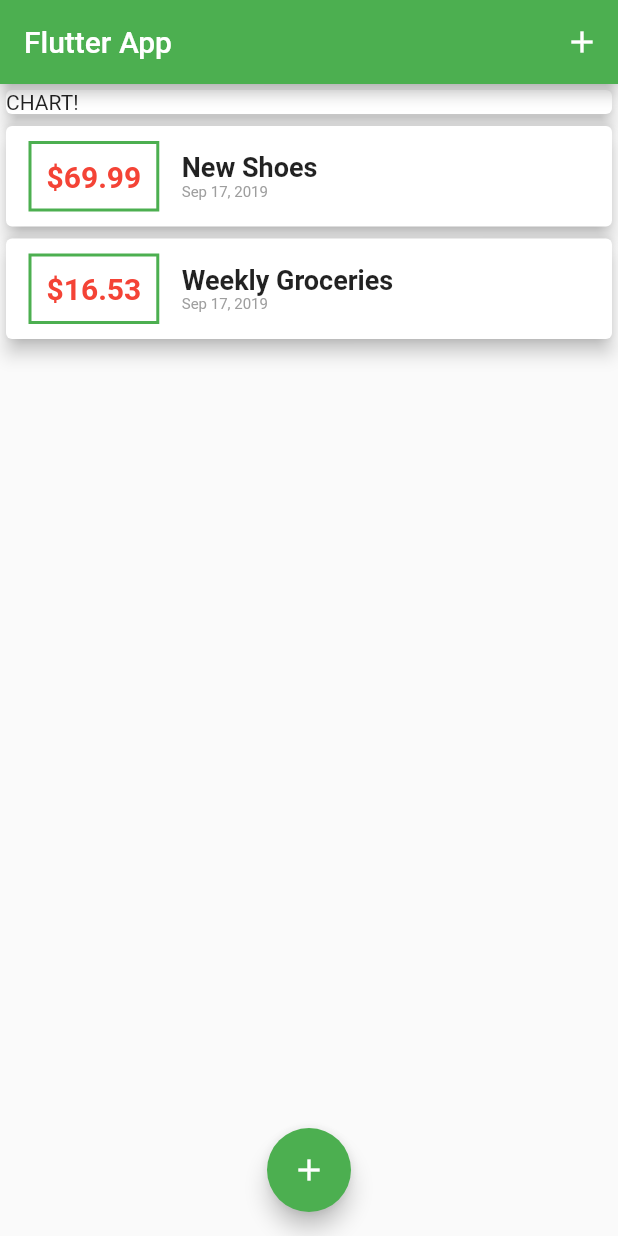
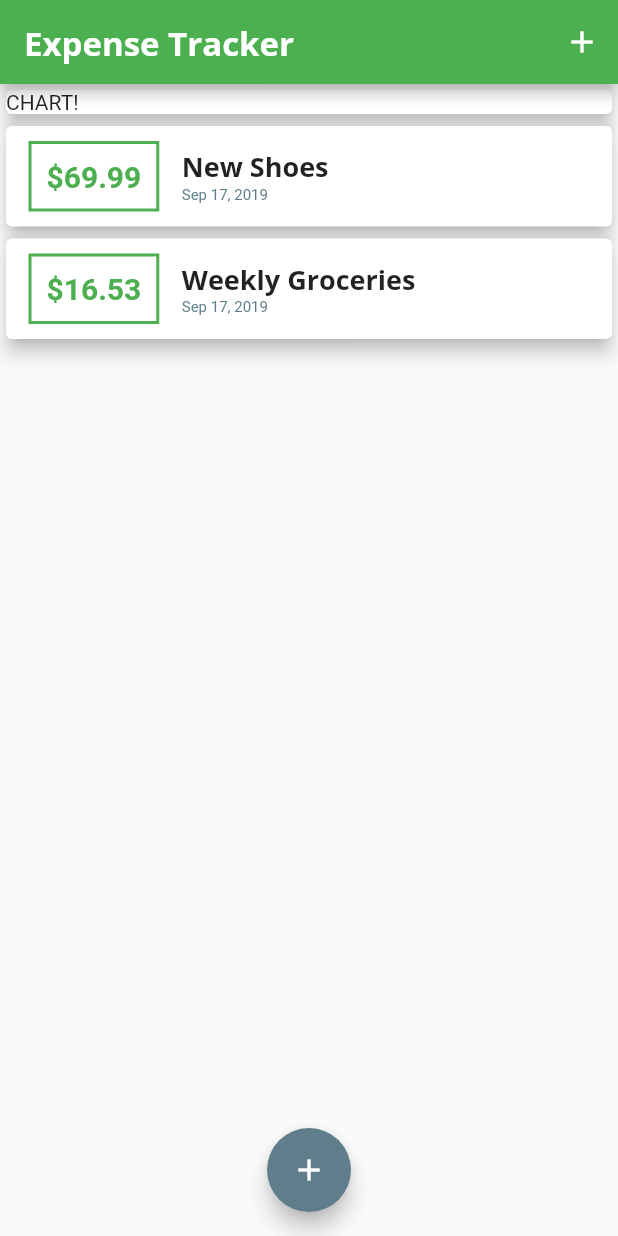
Before and after one commit to gruiz016/Flutter-Dart-Projects, a Flutter app: the screen it shows after launch, on a phone screen of 412 x 824 dp. Run offline on Flutter 3.47's test engine with Material 2 defaults, Android fonts, the light colour scheme and no system bars.

Commit message:
finished create a theme for the app

```diff
--- a/expense_tracker_app/lib/main.dart
+++ b/expense_tracker_app/lib/main.dart
@@ -11,6 +11,26 @@ class ExpenseTrackerApp extends StatelessWidget {
   Widget build(BuildContext context) {
     return MaterialApp(
       title: 'Expense Tracker',
+      theme: ThemeData(
+        primarySwatch: Colors.green,
+        accentColor: Colors.blueGrey,
+        fontFamily: 'Quicksand',
+        textTheme: ThemeData.light().textTheme.copyWith(
+              title: TextStyle(
+                fontFamily: 'Open Sans',
+                fontWeight: FontWeight.bold,
+                fontSize: 18,
+              ),
+            ),
+        appBarTheme: AppBarTheme(
+          textTheme: ThemeData.light().textTheme.copyWith(
+                title: TextStyle(
+                    fontFamily: 'Open Sans',
+                    fontSize: 22,
+                    fontWeight: FontWeight.bold),
+              ),
+        ),
+      ),
       home: MyHomePage(),
     );
   }
@@ -69,8 +89,7 @@ class _MyHomePageState extends State<MyHomePage> {
   Widget build(BuildContext context) {
     return Scaffold(
       appBar: AppBar(
-        backgroundColor: Colors.green,
-        title: Text('Flutter App'),
+        title: Text('Expense Tracker'),
         actions: <Widget>[
           IconButton(
             icon: Icon(Icons.add),
@@ -95,7 +114,7 @@ class _MyHomePageState extends State<MyHomePage> {
       ),
       floatingActionButtonLocation: FloatingActionButtonLocation.centerFloat,
       floatingActionButton: FloatingActionButton(
-        backgroundColor: Colors.green,
+        backgroundColor: Theme.of(context).accentColor,
         child: Icon(Icons.add),
         onPressed: () => _startAddNewTransaction(context),
       ),
--- a/expense_tracker_app/lib/widgets/transaction_list.dart
+++ b/expense_tracker_app/lib/widgets/transaction_list.dart
@@ -24,7 +24,7 @@ class TransactionList extends StatelessWidget {
                     style: TextStyle(
                       fontWeight: FontWeight.bold,
                       fontSize: 20,
-                      color: Colors.red,
+                      color: Theme.of(context).primaryColor,
                     ),
                   ),
                   margin: EdgeInsets.symmetric(
@@ -33,7 +33,7 @@ class TransactionList extends StatelessWidget {
                   ),
                   decoration: BoxDecoration(
                     border: Border.all(
-                      color: Colors.green,
+                      color: Theme.of(context).primaryColor,
                       width: 2,
                     ),
                   ),
@@ -44,16 +44,13 @@ class TransactionList extends StatelessWidget {
                   children: <Widget>[
                     Text(
                       transactions[index].title,
-                      style: TextStyle(
-                        fontSize: 18,
-                        fontWeight: FontWeight.bold,
-                      ),
+                      style: Theme.of(context).textTheme.title.copyWith(),
                     ),
                     Text(
                       DateFormat('MMM dd, yyyy')
                           .format(transactions[index].date),
                       style: TextStyle(
-                        color: Colors.grey,
+                        color: Theme.of(context).accentColor,
                         fontSize: 10,
                       ),
                     ),
```
Also changed, not shown: expense_tracker_app/pubspec.yaml (+12 -12 lines), expense_tracker_app/assets/fonts/OpenSans-Bold.ttf (added), expense_tracker_app/assets/fonts/OpenSans-Regular.ttf (added), expense_tracker_app/assets/fonts/Quicksand-Bold.ttf (added), expense_tracker_app/assets/fonts/Quicksand-Light.ttf (added), expense_tracker_app/assets/fonts/Quicksand-Medium.ttf (added), expense_tracker_app/assets/fonts/Quicksand-Regular.ttf (added), expense_tracker_app/pubspec.lock, 1 other file.
